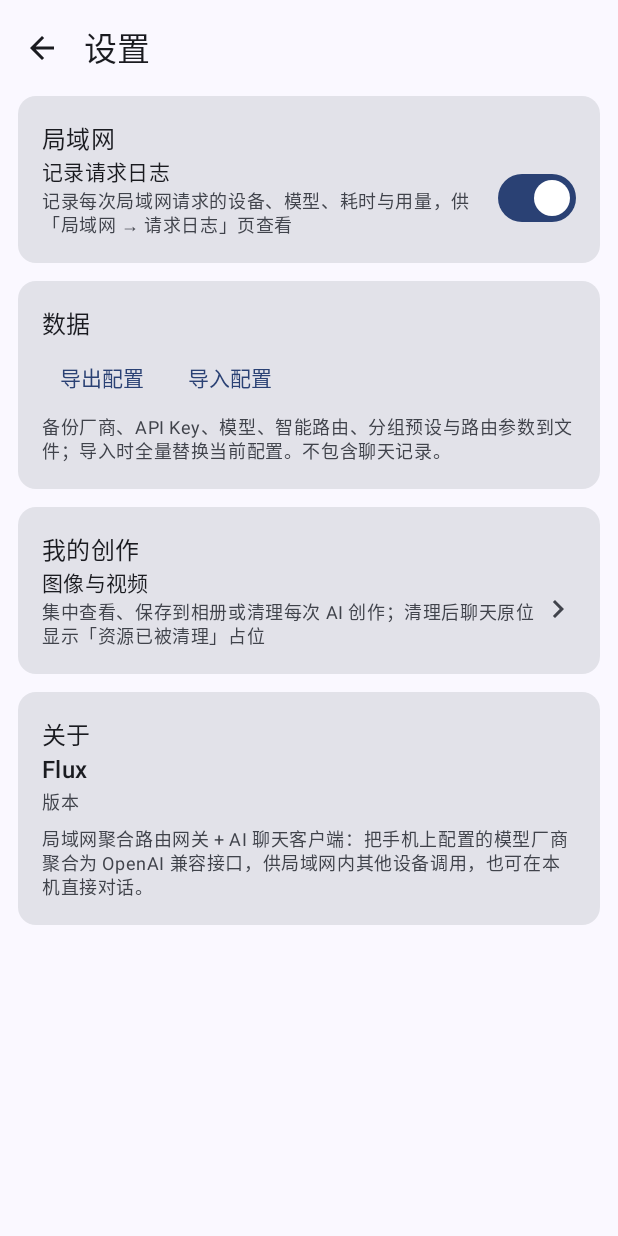
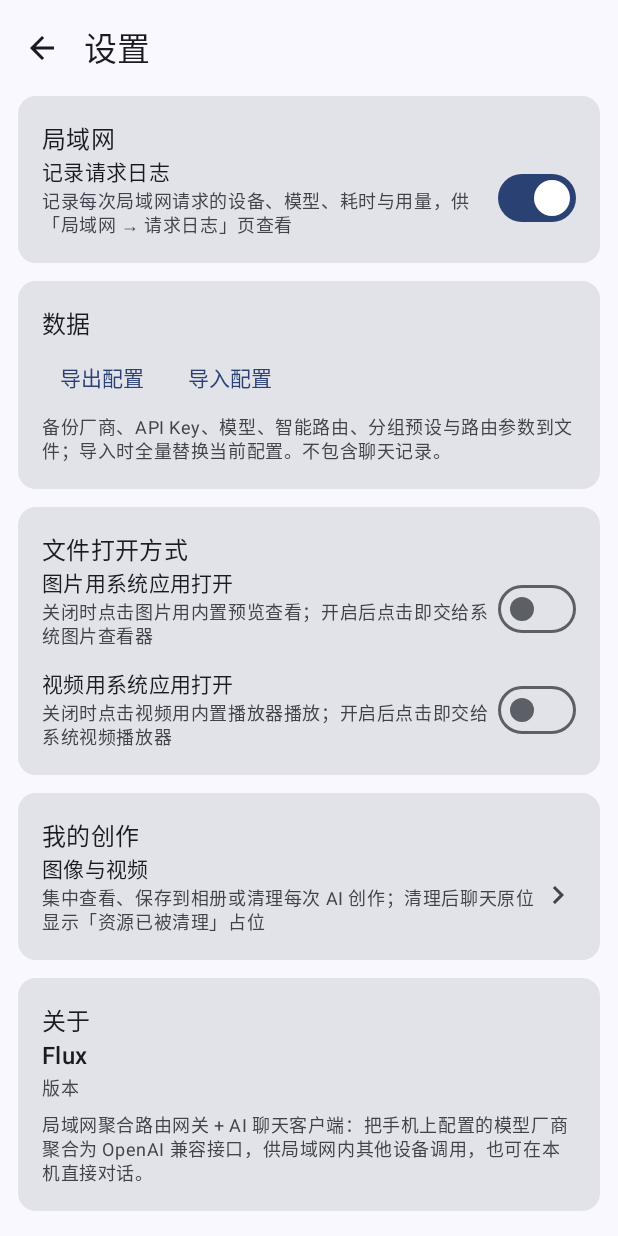
Before and after one commit to sweven-tears/Flux, an Android app built with Jetpack Compose: the SettingsScreen screen opened through its navigation route, on a phone screen of 412 x 824 dp. Run offline under Robolectric (Android 15) with nearby library versions, the phone set to English and light mode, and no system bars; our stand-ins replace Room's generated code; 2 statements that could not run were skipped.

Commit message:
feat: 设置新增「文件打开方式」——图片/视频可分别切换内置预览或系统应用打开（默认内置），随配置导出导入

```diff
--- a/app/src/main/java/cn/luoluna/sweven/ai/data/AppSettings.kt
+++ b/app/src/main/java/cn/luoluna/sweven/ai/data/AppSettings.kt
@@ -68,6 +68,13 @@ class AppSettings(context: Context) {
     /** 是否记录局域网请求日志（失败排查与用量统计的数据源） */
     private val _logRequestsEnabled = MutableStateFlow(prefs.getBoolean(KEY_LOG_REQUESTS, true))
     val logRequestsEnabled: StateFlow<Boolean> = _logRequestsEnabled
+
+    /** 文件打开方式：图片/视频点击时交给系统应用查看（true=外部，false=内置预览） */
+    private val _imageOpenExternal = MutableStateFlow(prefs.getBoolean(KEY_IMAGE_OPEN_EXTERNAL, false))
+    val imageOpenExternal: StateFlow<Boolean> = _imageOpenExternal
+
+    private val _videoOpenExternal = MutableStateFlow(prefs.getBoolean(KEY_VIDEO_OPEN_EXTERNAL, false))
+    val videoOpenExternal: StateFlow<Boolean> = _videoOpenExternal
 
     fun setLanEnabled(enabled: Boolean) {
         prefs.edit().putBoolean(KEY_LAN_ENABLED, enabled).apply()
@@ -147,6 +154,16 @@ class AppSettings(context: Context) {
         _logRequestsEnabled.value = enabled
     }
 
+    fun setImageOpenExternal(external: Boolean) {
+        prefs.edit().putBoolean(KEY_IMAGE_OPEN_EXTERNAL, external).apply()
+        _imageOpenExternal.value = external
+    }
+
+    fun setVideoOpenExternal(external: Boolean) {
+        prefs.edit().putBoolean(KEY_VIDEO_OPEN_EXTERNAL, external).apply()
+        _videoOpenExternal.value = external
+    }
+
     private val _chatPluginId = MutableStateFlow(prefs.getString(KEY_CHAT_PLUGIN, null))
     val chatPluginId: StateFlow<String?> = _chatPluginId
 
@@ -197,6 +214,8 @@ class AppSettings(context: Context) {
         private const val KEY_SMART_COOLDOWN_THRESHOLD = "smart_cooldown_threshold"
         private const val KEY_SMART_COOLDOWN_SECONDS = "smart_cooldown_seconds"
         private const val KEY_LOG_REQUESTS = "log_requests_enabled"
+        private const val KEY_IMAGE_OPEN_EXTERNAL = "image_open_external"
+        private const val KEY_VIDEO_OPEN_EXTERNAL = "video_open_external"
         private const val KEY_CHAT_PLUGIN = "chat_ui_plugin"
         private const val KEY_USER_NAME = "user_name"
         private const val KEY_USER_AVATAR = "user_avatar"
--- a/app/src/main/java/cn/luoluna/sweven/ai/data/BackupManager.kt
+++ b/app/src/main/java/cn/luoluna/sweven/ai/data/BackupManager.kt
@@ -151,6 +151,8 @@ class BackupManager(private val app: App) {
             put("smartCooldownThreshold", s.smartCooldownThreshold.value.toString())
             put("smartCooldownSeconds", s.smartCooldownSeconds.value.toString())
             put("logRequestsEnabled", s.logRequestsEnabled.value.toString())
+            put("imageOpenExternal", s.imageOpenExternal.value.toString())
+            put("videoOpenExternal", s.videoOpenExternal.value.toString())
         }
     }
 
@@ -166,6 +168,8 @@ class BackupManager(private val app: App) {
         map["smartCooldownThreshold"]?.toIntOrNull()?.let { s.setSmartCooldownThreshold(it) }
         map["smartCooldownSeconds"]?.toIntOrNull()?.let { s.setSmartCooldownSeconds(it) }
         map["logRequestsEnabled"]?.toBooleanStrictOrNull()?.let { s.setLogRequestsEnabled(it) }
+        map["imageOpenExternal"]?.toBooleanStrictOrNull()?.let { s.setImageOpenExternal(it) }
+        map["videoOpenExternal"]?.toBooleanStrictOrNull()?.let { s.setVideoOpenExternal(it) }
     }
 
     companion object {
--- a/app/src/main/java/cn/luoluna/sweven/ai/ui/settings/SettingsScreen.kt
+++ b/app/src/main/java/cn/luoluna/sweven/ai/ui/settings/SettingsScreen.kt
@@ -65,6 +65,8 @@ fun SettingsScreen(onBack: () -> Unit, onOpenCreations: () -> Unit) {
         }
     }
     val logRequestsEnabled by settings.logRequestsEnabled.collectAsStateWithLifecycle()
+    val imageOpenExternal by settings.imageOpenExternal.collectAsStateWithLifecycle()
+    val videoOpenExternal by settings.videoOpenExternal.collectAsStateWithLifecycle()
 
     // 导出：先弹配置弹窗（是否含 Key），再走系统保存文件
     var showExportDialog by remember { mutableStateOf(false) }
@@ -164,6 +166,41 @@ fun SettingsScreen(onBack: () -> Unit, onOpenCreations: () -> Unit) {
                     style = MaterialTheme.typography.bodySmall,
                     color = MaterialTheme.colorScheme.onSurfaceVariant,
                 )
+            }
+            SectionCard(title = "文件打开方式") {
+                Column(
+                    verticalArrangement = Arrangement.spacedBy(12.dp),
+                    modifier = Modifier.fillMaxWidth(),
+                ) {
+                    Row(verticalAlignment = Alignment.CenterVertically) {
+                        Column(Modifier.weight(1f)) {
+                            Text("图片用系统应用打开", style = MaterialTheme.typography.bodyMedium)
+                            Text(
+                                "关闭时点击图片用内置预览查看；开启后点击即交给系统图片查看器",
+                                style = MaterialTheme.typography.bodySmall,
+                                color = MaterialTheme.colorScheme.onSurfaceVariant,
+                            )
+                        }
+                        Switch(
+                            checked = imageOpenExternal,
+                            onCheckedChange = { settings.setImageOpenExternal(it) },
+                        )
+                    }
+                    Row(verticalAlignment = Alignment.CenterVertically) {
+                        Column(Modifier.weight(1f)) {
+                            Text("视频用系统应用打开", style = MaterialTheme.typography.bodyMedium)
+                            Text(
+                                "关闭时点击视频用内置播放器播放；开启后点击即交给系统视频播放器",
+                                style = MaterialTheme.typography.bodySmall,
+                                color = MaterialTheme.colorScheme.onSurfaceVariant,
+                            )
+                        }
+                        Switch(
+                            checked = videoOpenExternal,
+                            onCheckedChange = { settings.setVideoOpenExternal(it) },
+                        )
+                    }
+                }
             }
             SectionCard(title = "我的创作") {
                 Row(
```
